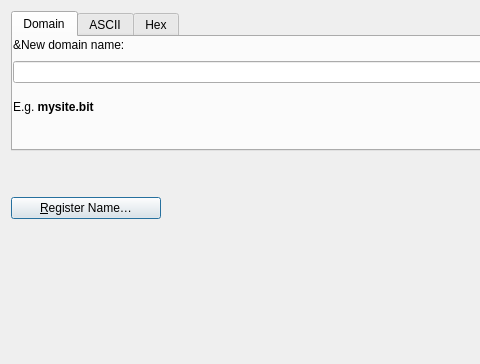
This is src/qt/forms/buynamespage.ui in junekomeiji/namecoin-core as Qt 5 draws it before an edit; both pictures show x 0 to 480 and y 0 to 364 of the 1023 by 364 pixel window. The edited form follows.
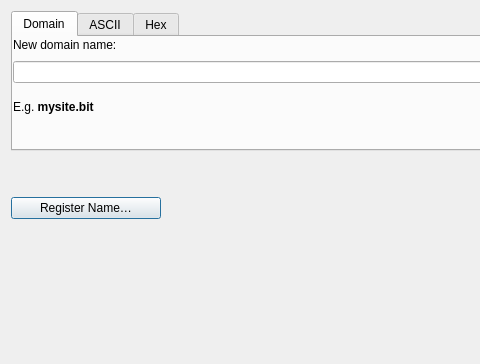
This is the edited form. Icons and pictures are not drawn. Custom widgets are drawn as their Qt base class.

```diff
--- a/src/qt/forms/buynamespage.ui
+++ b/src/qt/forms/buynamespage.ui
@@ -65,7 +65,7 @@
         </sizepolicy>
        </property>
        <property name="text">
-        <string>&amp;New domain name:</string>
+        <string>New domain name:</string>
        </property>
        <property name="alignment">
         <set>Qt::AlignLeading|Qt::AlignLeft|Qt::AlignVCenter</set>
@@ -340,7 +340,7 @@
       <string>Register the name.  You must have already pre-registered it.</string>
      </property>
      <property name="text">
-      <string>&amp;Register Name…</string>
+      <string>Register Name…</string>
      </property>
      <property name="icon">
       <iconset>
```
Left out of the diff: 4 changed lines with no effect on the pictures.
